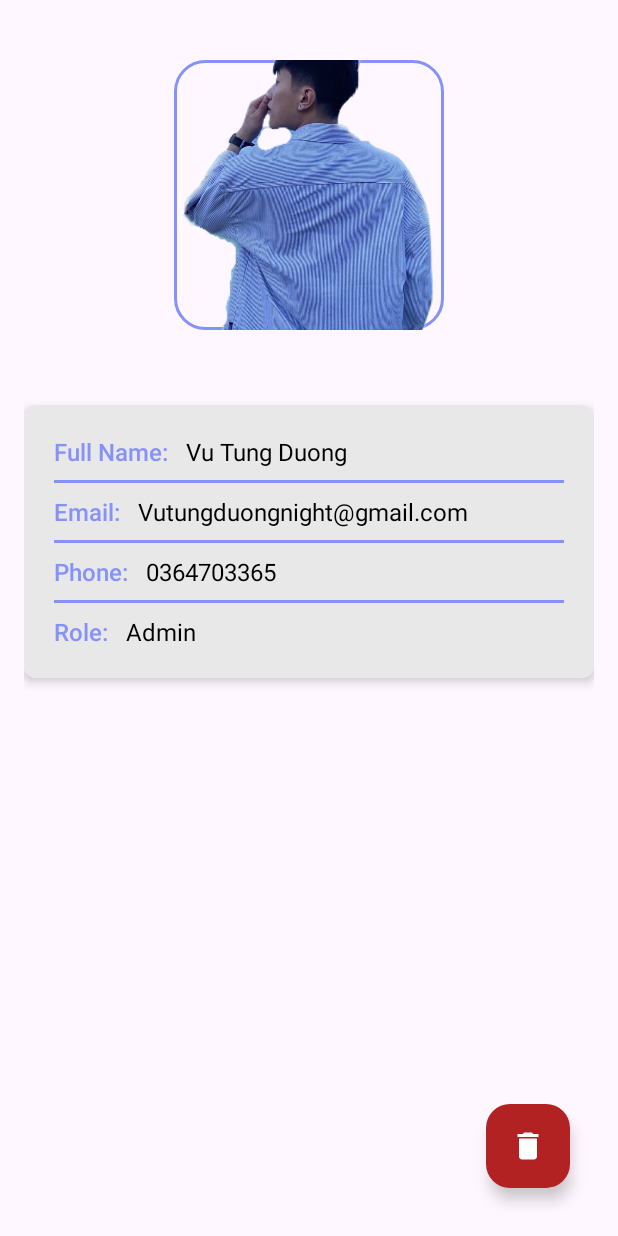
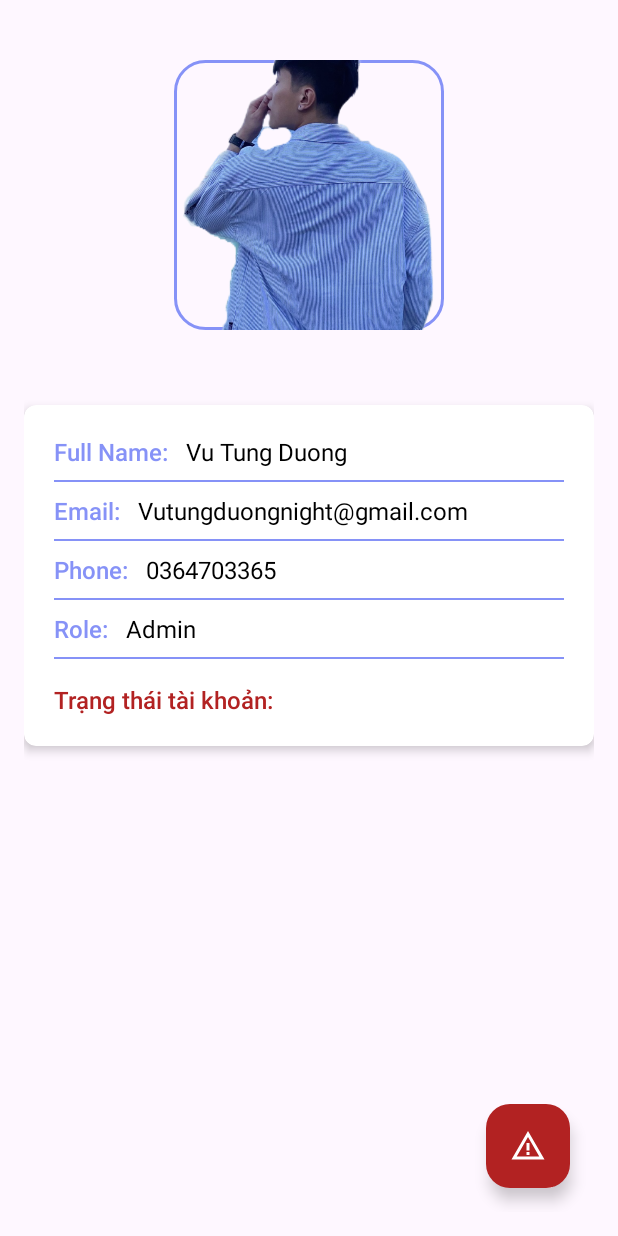
Before and after one commit to Devcujx2112/AppOrderFood, an Android app: the ChiTiet_AccountAdmin screen opened directly, with no data from a screen before it, on a phone screen of 412 x 824 dp. Run offline under Robolectric (Android 15) with nearby library versions, the phone set to English and light mode, and no system bars; pictures from the network do not load.

Commit message:
Cai thien Account va chuyen doi chuc nang

```diff
--- a/app/build.gradle
+++ b/app/build.gradle
@@ -35,6 +35,7 @@ dependencies {
     implementation libs.material
     implementation libs.activity
     implementation libs.constraintlayout
+    implementation libs.firebase.storage
     testImplementation libs.junit
     androidTestImplementation libs.ext.junit
     androidTestImplementation libs.espresso.core
@@ -46,4 +47,7 @@ dependencies {
     annotationProcessor 'com.github.bumptech.glide:compiler:4.14.2'
     implementation 'com.squareup.retrofit2:retrofit:2.9.0'
     implementation 'com.squareup.retrofit2:converter-gson:2.9.0'
+    implementation 'com.github.bumptech.glide:glide:4.12.0'
+    annotationProcessor 'com.github.bumptech.glide:compiler:4.12.0'
+
 }
--- a/app/src/main/java/com/tungduong/orderfood/GUI/ChiTiet_AccountAdmin.java
+++ b/app/src/main/java/com/tungduong/orderfood/GUI/ChiTiet_AccountAdmin.java
@@ -9,10 +9,12 @@ import android.widget.Toast;
 
 import androidx.activity.EdgeToEdge;
 import androidx.appcompat.app.AppCompatActivity;
+import androidx.core.content.ContextCompat;
 import androidx.core.graphics.Insets;
 import androidx.core.view.ViewCompat;
 import androidx.core.view.WindowInsetsCompat;
 
+import com.bumptech.glide.Glide;
 import com.google.android.material.floatingactionbutton.FloatingActionButton;
 import com.tungduong.orderfood.DAO.DAO_Account;
 import com.tungduong.orderfood.Entity.Account;
@@ -20,8 +22,8 @@ import com.tungduong.orderfood.R;
 
 public class ChiTiet_AccountAdmin extends AppCompatActivity {
     ImageView img_avatar;
-    TextView txt_fullName, txt_email,txt_phone,txt_role;
-    FloatingActionButton btn_delete;
+    TextView txt_fullName, txt_email, txt_phone, txt_role, txt_warning;
+    FloatingActionButton btn_warning;
 
     @Override
     protected void onCreate(Bundle savedInstanceState) {
@@ -31,7 +33,7 @@ public class ChiTiet_AccountAdmin extends AppCompatActivity {
         AnhXa();
 
         Intent intent = getIntent();
-        if (intent != null && intent.hasExtra("Accounts")){
+        if (intent != null && intent.hasExtra("Accounts")) {
             Account account = intent.getParcelableExtra("Accounts");
 
             if (account != null) {
@@ -40,35 +42,53 @@ public class ChiTiet_AccountAdmin extends AppCompatActivity {
                 String role = account.getRole().toString().trim();
                 String phone = account.getPhone().toString().trim();
                 String uid = account.getId().toString().trim();
+                String warning = account.getWarning().toString().trim();
+                String image = account.getImage();
 
                 txt_fullName.setText(fullName);
                 txt_email.setText(email);
                 txt_role.setText(role);
                 txt_phone.setText(phone);
-                img_avatar.setImageResource(R.drawable.bgr);
 
-                btn_delete.setOnClickListener(new View.OnClickListener() {
+                if ("ban".equals(warning)){
+                    txt_warning.setText("Tài khoản đã bị vô hiệu hóa");
+                    txt_warning.setBackgroundColor(ContextCompat.getColor(ChiTiet_AccountAdmin.this,R.color.red));
+                }
+                else if ("active".equals(warning)){
+                    txt_warning.setText("Hoạt động");
+                    txt_warning.setBackgroundColor(ContextCompat.getColor(ChiTiet_AccountAdmin.this,R.color.green));
+                }
+
+                Glide.with(this)
+                        .load(image)
+                        .placeholder(R.drawable.logo_admin)  // Ảnh mặc định
+                        .error(R.drawable.error_avatar)  // Ảnh khi có lỗi
+                        .into(img_avatar);
+
+
+                btn_warning.setOnClickListener(new View.OnClickListener() {
                     @Override
                     public void onClick(View view) {
                         DAO_Account daoAccount = new DAO_Account();
-                        daoAccount.DeleteAccount(ChiTiet_AccountAdmin.this,uid);
+
                     }
                 });
-            }
-            else {
-                Toast.makeText(ChiTiet_AccountAdmin.this,"Không thể Intent data",Toast.LENGTH_SHORT).show();
+            } else {
+                Toast.makeText(ChiTiet_AccountAdmin.this, "Không thể Intent data", Toast.LENGTH_SHORT).show();
             }
 
         }
     }
 
-    public void AnhXa(){
+    public void AnhXa() {
         img_avatar = findViewById(R.id.ct_avatar);
+
         txt_email = findViewById(R.id.ct_email);
         txt_fullName = findViewById(R.id.ct_fullName);
         txt_role = findViewById(R.id.ct_role);
         txt_phone = findViewById(R.id.ct_phone);
+        txt_warning = findViewById(R.id.ct_warning);
 
-        btn_delete = findViewById(R.id.fab_delete);
+        btn_warning = findViewById(R.id.fab_warning);
     }
 }
--- /dev/null
+++ b/app/src/main/res/drawable/vohieuhoa.xml
@@ -0,0 +1,9 @@
+<vector xmlns:android="http://schemas.android.com/apk/res/android" android:height="24dp" android:tint="#FFFFFF" android:viewportHeight="24" android:viewportWidth="24" android:width="24dp">
+
+    <path android:fillColor="@android:color/white" android:pathData="M12,5.99L19.53,19H4.47L12,5.99M12,2L1,21h22L12,2L12,2z"/>
+
+    <path android:fillColor="@android:color/white" android:pathData="M13,16l-2,0l0,2l2,0z"/>
+
+    <path android:fillColor="@android:color/white" android:pathData="M13,10l-2,0l0,5l2,0z"/>
+
+</vector>
--- a/app/src/main/res/layout/activity_chi_tiet_account_admin.xml
+++ b/app/src/main/res/layout/activity_chi_tiet_account_admin.xml
@@ -5,6 +5,7 @@
     android:layout_height="match_parent"
     android:padding="16dp">
 
+    <!-- Avatar Image -->
     <ImageView
         android:id="@+id/ct_avatar"
         android:layout_width="180dp"
@@ -25,7 +26,6 @@
         android:layout_height="wrap_content"
         android:layout_marginTop="50dp"
         android:layout_marginBottom="24dp"
-        android:background="@color/lavender"
         app:cardCornerRadius="8dp"
         app:cardElevation="4dp"
         app:layout_constraintEnd_toEndOf="parent"
@@ -35,7 +35,6 @@
         <LinearLayout
             android:layout_width="match_parent"
             android:layout_height="wrap_content"
-            android:background="@color/gray"
             android:orientation="vertical"
             android:padding="20dp">
 
@@ -43,8 +42,8 @@
             <LinearLayout
                 android:layout_width="match_parent"
                 android:layout_height="wrap_content"
-                android:gravity="center_vertical"
-                android:orientation="horizontal">
+                android:orientation="horizontal"
+                android:gravity="center_vertical">
 
                 <TextView
                     android:id="@+id/tvFullNameLabel"
@@ -69,7 +68,7 @@
             <!-- Divider Line -->
             <View
                 android:layout_width="match_parent"
-                android:layout_height="2dp"
+                android:layout_height="1dp"
                 android:layout_marginVertical="8dp"
                 android:background="@color/lavender" />
 
@@ -77,8 +76,8 @@
             <LinearLayout
                 android:layout_width="match_parent"
                 android:layout_height="wrap_content"
-                android:gravity="center_vertical"
-                android:orientation="horizontal">
+                android:orientation="horizontal"
+                android:gravity="center_vertical">
 
                 <TextView
                     android:id="@+id/tvEmailLabel"
@@ -103,7 +102,7 @@
             <!-- Divider Line -->
             <View
                 android:layout_width="match_parent"
-                android:layout_height="2dp"
+                android:layout_height="1dp"
                 android:layout_marginVertical="8dp"
                 android:background="@color/lavender" />
 
@@ -111,8 +110,8 @@
             <LinearLayout
                 android:layout_width="match_parent"
                 android:layout_height="wrap_content"
-                android:gravity="center_vertical"
-                android:orientation="horizontal">
+                android:orientation="horizontal"
+                android:gravity="center_vertical">
 
                 <TextView
                     android:id="@+id/tvPhoneLabel"
@@ -137,7 +136,7 @@
             <!-- Divider Line -->
             <View
                 android:layout_width="match_parent"
-                android:layout_height="2dp"
+                android:layout_height="1dp"
                 android:layout_marginVertical="8dp"
                 android:background="@color/lavender" />
 
@@ -145,8 +144,8 @@
             <LinearLayout
                 android:layout_width="match_parent"
                 android:layout_height="wrap_content"
-                android:gravity="center_vertical"
-                android:orientation="horizontal">
+                android:orientation="horizontal"
+                android:gravity="center_vertical">
 
                 <TextView
                     android:id="@+id/tvRoleLabel"
@@ -167,16 +166,50 @@
                     android:textColor="@color/black"
                     android:textSize="16sp" />
             </LinearLayout>
+
+            <View
+                android:layout_width="match_parent"
+                android:layout_height="1dp"
+                android:layout_marginVertical="8dp"
+                android:background="@color/lavender" />
+
+            <LinearLayout
+                android:layout_width="match_parent"
+                android:layout_height="wrap_content"
+                android:orientation="horizontal"
+                android:gravity="center_vertical"
+                android:layout_marginTop="8dp">
+
+                <TextView
+                    android:id="@+id/tvWarning"
+                    android:layout_width="wrap_content"
+                    android:layout_height="wrap_content"
+                    android:layout_marginEnd="8dp"
+                    android:fontFamily="sans-serif-medium"
+                    android:text="Trạng thái tài khoản: "
+                    android:textColor="@color/red"
+                    android:textSize="16sp" />
+
+                <TextView
+                    android:id="@+id/ct_warning"
+                    android:layout_width="wrap_content"
+                    android:layout_height="wrap_content"
+                    android:fontFamily="sans-serif"
+                    android:text="Hoạt động"
+                    android:textColor="@color/white"
+                    android:textSize="16sp" />
+            </LinearLayout>
         </LinearLayout>
     </androidx.cardview.widget.CardView>
 
+    <!-- Floating Action Button -->
     <com.google.android.material.floatingactionbutton.FloatingActionButton
-        android:id="@+id/fab_delete"
+        android:id="@+id/fab_warning"
         android:layout_width="wrap_content"
         android:layout_height="wrap_content"
         android:layout_margin="16dp"
         android:backgroundTint="@color/red"
-        android:src="@drawable/delete_funtion"
+        android:src="@drawable/vohieuhoa"
         app:layout_constraintBottom_toBottomOf="parent"
         app:layout_constraintEnd_toEndOf="parent"
         app:tint="@color/white" />
--- a/app/src/main/res/values/colors.xml
+++ b/app/src/main/res/values/colors.xml
@@ -6,5 +6,5 @@
     <color name="purple">#8692f7</color>
     <color name="gray">#E8E8E8</color>
     <color name="red">#B22222</color>
-
+    <color name="green">#008000</color>
 </resources>
--- a/gradle/libs.versions.toml
+++ b/gradle/libs.versions.toml
@@ -7,6 +7,7 @@ appcompat = "1.7.0"
 material = "1.12.0"
 activity = "1.9.3"
 constraintlayout = "2.1.4"
+firebaseStorage = "21.0.1"
 
 [libraries]
 junit = { group = "junit", name = "junit", version.ref = "junit" }
@@ -16,6 +17,7 @@ appcompat = { group = "androidx.appcompat", name = "appcompat", version.ref = "a
 material = { group = "com.google.android.material", name = "material", version.ref = "material" }
 activity = { group = "androidx.activity", name = "activity", version.ref = "activity" }
 constraintlayout = { group = "androidx.constraintlayout", name = "constraintlayout", version.ref = "constraintlayout" }
+firebase-storage = { group = "com.google.firebase", name = "firebase-storage", version.ref = "firebaseStorage" }
 
 [plugins]
 android-application = { id = "com.android.application", version.ref = "agp" }
```
Also changed, not shown: app/src/main/java/com/tungduong/orderfood/BLL/AccountAdaptor_Admin.java (+22 -4 lines), app/src/main/java/com/tungduong/orderfood/DAO/DAO_Account.java (+11 -3 lines), app/src/main/java/com/tungduong/orderfood/Entity/Account.java (+29 -1 lines), app/src/main/java/com/tungduong/orderfood/GUI/GUI_SignUp.java (+21 -13 lines), app/src/main/res/layout/list_account_admin.xml (+8 -1 lines), app/src/main/res/drawable/error_avatar.png (added).
